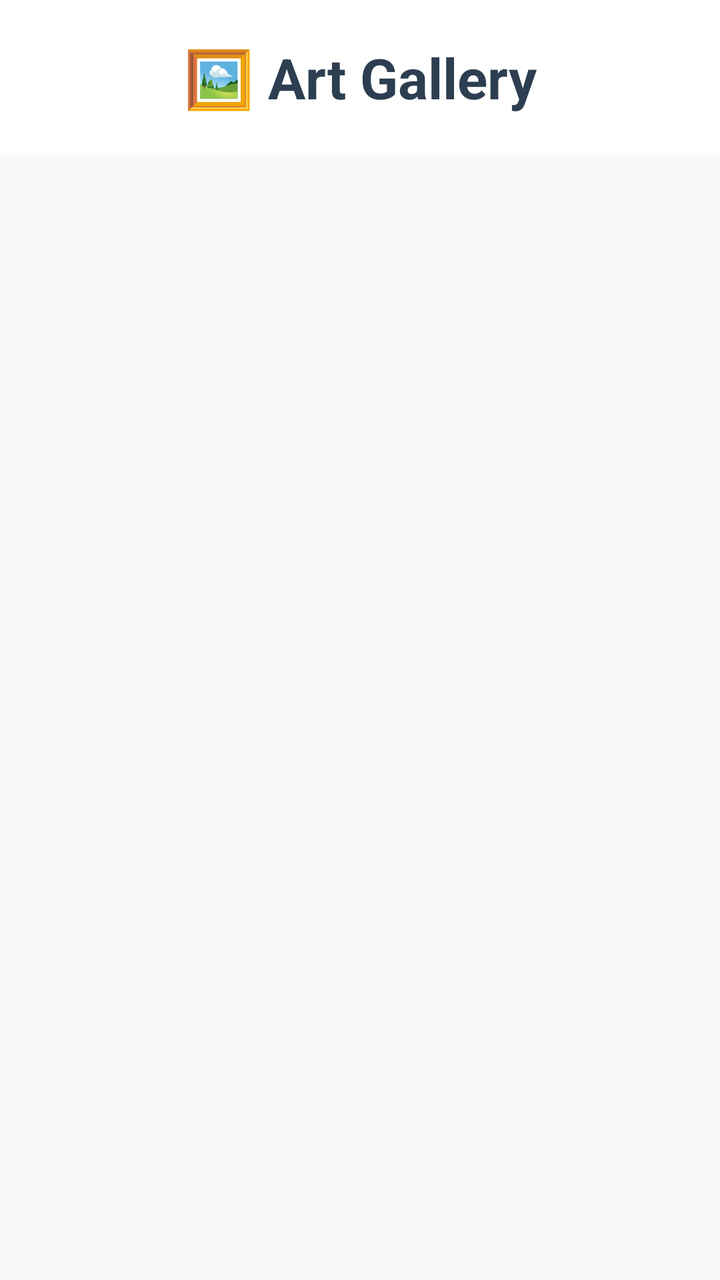
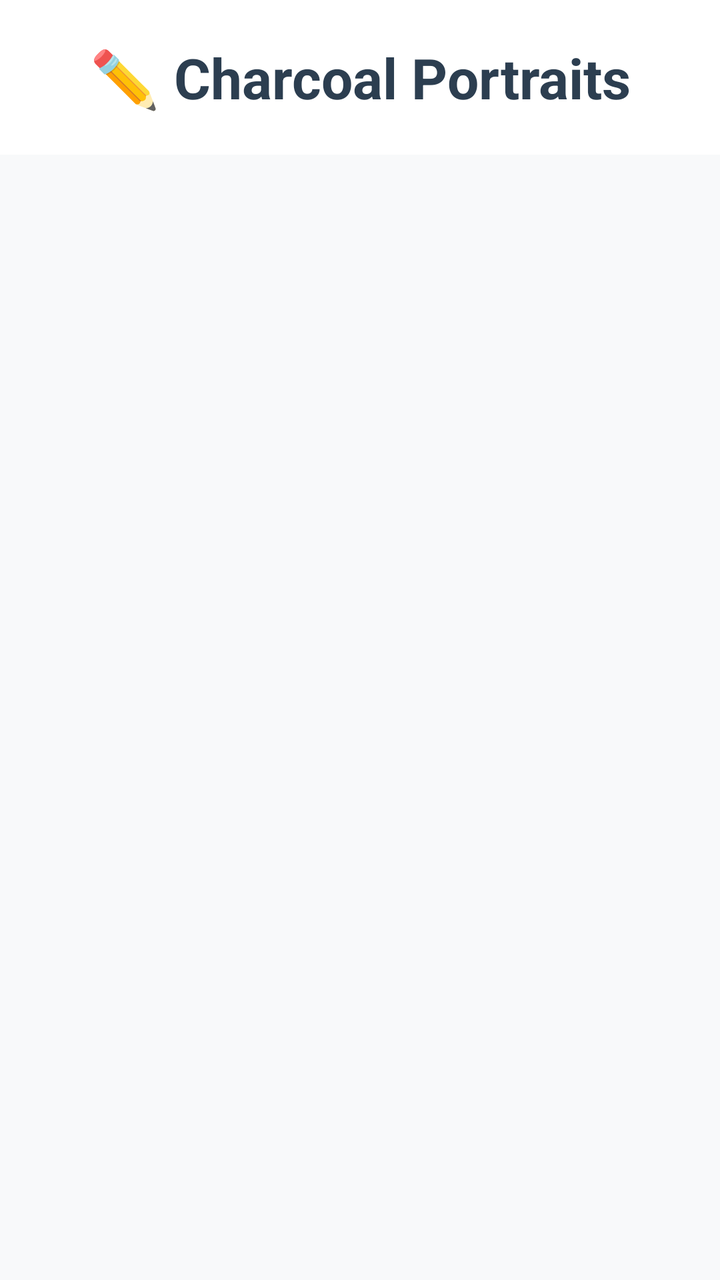

The first picture is an Android layout as it rendered before a commit; the second is the same layout after the commit. The layout source and the unified diff follow.
<!-- AndroidManifest.xml: application theme Base.Theme.EssenceOfArt -->
<!-- res/layout/activity_gallery.xml -->
<?xml version="1.0" encoding="utf-8"?>
<LinearLayout xmlns:android="http://schemas.android.com/apk/res/android"
    android:layout_width="match_parent"
    android:layout_height="match_parent"
    android:orientation="vertical"
    android:background="@color/background_light">

    
    <TextView
        android:layout_width="match_parent"
        android:layout_height="wrap_content"
        android:text="🖼️ Art Gallery"
        android:textSize="28sp"
        android:textStyle="bold"
        android:textColor="@color/primary_color"
        android:gravity="center"
        android:padding="20dp"
        android:background="@color/white" />

    
    <androidx.recyclerview.widget.RecyclerView
        android:id="@+id/recyclerViewGallery"
        android:layout_width="match_parent"
        android:layout_height="match_parent"
        android:padding="8dp" />

</LinearLayout>
<!-- resources referenced by this layout -->
<resources>
  <color name="background_light">#f8f9fa</color>
  <color name="primary_color">#2c3e50</color>
  <color name="white">#FFFFFF</color>
  <style name="Base.Theme.EssenceOfArt" parent="Theme.Material3.DayNight.NoActionBar">
          
          
      </style>
</resources>

<!-- the commit's change to res/layout/activity_gallery.xml (unified diff, before → after) -->
@@ -9,14 +9,13 @@
     <TextView
         android:layout_width="match_parent"
         android:layout_height="wrap_content"
-        android:text="🖼️ Art Gallery"
+        android:text="✏️ Charcoal Portraits"
         android:textSize="28sp"
         android:textStyle="bold"
         android:textColor="@color/primary_color"
         android:gravity="center"
         android:padding="20dp"
         android:background="@color/white" />
-
     
     <androidx.recyclerview.widget.RecyclerView
         android:id="@+id/recyclerViewGallery"
